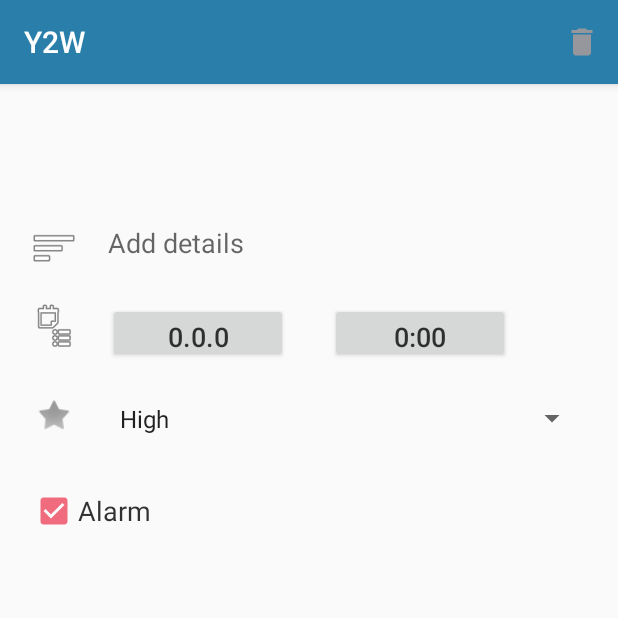
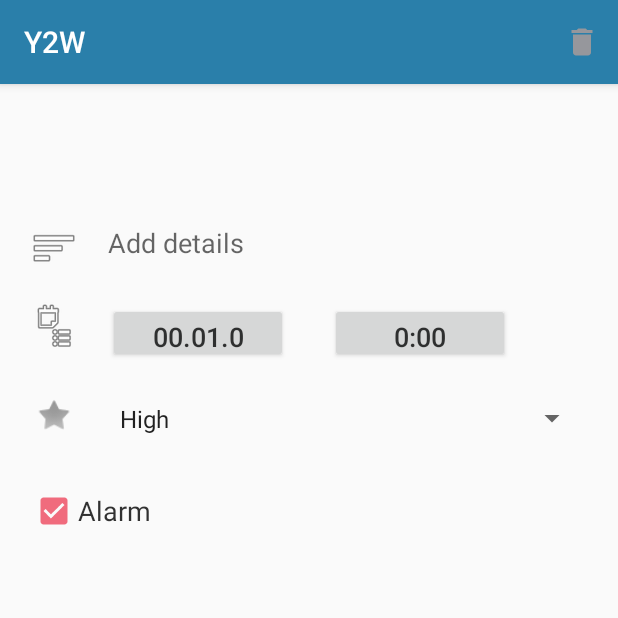
Before and after one commit to Wiserax/KPO, an Android app: the EditTaskActivity screen opened directly, with no data from a screen before it, on a phone screen of 412 x 824 dp, the top half of it. Run offline under Robolectric (Android 15) with nearby library versions, the light colour scheme and no system bars; Roboto replaces fonts that are not available here; 1 statement that could not run was skipped.

```diff
--- a/app/src/main/java/com/example/testtodoapp/CalendarHandler.java
+++ b/app/src/main/java/com/example/testtodoapp/CalendarHandler.java
@@ -48,8 +48,8 @@ public class CalendarHandler extends Application {
     String selection = "((" + CalendarContract.Calendars.ACCOUNT_NAME + " = ?) AND ("
             + CalendarContract.Calendars.ACCOUNT_TYPE + " = ?) AND ("
             + CalendarContract.Calendars.OWNER_ACCOUNT + " = ?))";
-    String[] selectionArgs = new String[]{"cfox543@gmail.com", "com.google",
-            "cfox543@gmail.com"};
+    String[] selectionArgs = new String[]{"eskercorps@gmail.com", "com.google",
+            "eskercorps@gmail.com"};
 
     public static void setContentResolver(ContentResolver cr1) {
         cr = cr1;
--- a/app/src/main/java/com/example/testtodoapp/ui/home/EditTaskActivity.java
+++ b/app/src/main/java/com/example/testtodoapp/ui/home/EditTaskActivity.java
@@ -25,9 +25,8 @@ import android.widget.DatePicker;
 import android.widget.Spinner;
 import android.widget.TextView;
 import android.widget.TimePicker;
-import android.widget.Toast;
 
-import com.example.testtodoapp.AddTaskDialogFragment;
+
 import com.example.testtodoapp.CalendarHandler;
 import com.example.testtodoapp.MainActivity;
 import com.example.testtodoapp.R;
@@ -62,7 +61,9 @@ public class EditTaskActivity extends AppCompatActivity {
         task = MainActivity.dbHandler.getByHashCode(taskHashCode);
 
         titleText = findViewById(R.id.taskTitle);
-        titleText.setText(task.getTitle());
+
+        String titleString = task.getTitle().replaceAll("\n", " ");
+        titleText.setText(titleString);
 
         //Слудующие два метода снова делают активным мерцающий курсор
         titleText.setOnClickListener(new View.OnClickListener() {
@@ -114,6 +115,15 @@ public class EditTaskActivity extends AppCompatActivity {
         dateButton = findViewById(R.id.buttonChangeDate);
         timeButton = findViewById(R.id.buttonChangeTime);
 
+
+        int months = task.getMonthOfYear() + 1;
+        String monthsString;
+        if (months < 10) {
+            monthsString = "0" + months;
+        } else {
+            monthsString = String.valueOf(months);
+        }
+
         int minutes = task.getMinute();
         String minutesString;
         if (minutes < 10) {
@@ -122,7 +132,17 @@ public class EditTaskActivity extends AppCompatActivity {
             minutesString = String.valueOf(minutes);
         }
 
-        dateButton.setText(task.getDayOfMonth() + "." + task.getMonthOfYear() + "." + task.getYear());
+        int day = task.getDayOfMonth();
+        String dayString;
+        if (day < 10) {
+            dayString = "0" + day;
+        } else {
+            dayString = String.valueOf(day);
+        }
+
+
+        if (task.getMonthOfYear() == 0 && task.getYear() == 0 )
+        dateButton.setText(dayString + "." + monthsString + "." + task.getYear());
         timeButton.setText(task.getHourOfDay() +  ":" + minutesString );
 
         dateButton.setOnClickListener(new View.OnClickListener() {
--- a/app/src/main/java/com/example/testtodoapp/ui/home/HomeFragment.java
+++ b/app/src/main/java/com/example/testtodoapp/ui/home/HomeFragment.java
@@ -81,7 +81,6 @@ public class HomeFragment extends Fragment {
                 dialog.show(getFragmentManager(), "fast");
             }
         });
-
         return root;
     }
 
--- a/app/src/main/res/layout/nav_header_main.xml
+++ b/app/src/main/res/layout/nav_header_main.xml
@@ -14,8 +14,8 @@
 
     <ImageView
         android:id="@+id/imageView"
-        android:layout_width="wrap_content"
-        android:layout_height="wrap_content"
+        android:layout_width="100dp"
+        android:layout_height="100dp"
         android:contentDescription="@string/nav_header_desc"
         android:paddingTop="@dimen/nav_header_vertical_spacing"
         app:srcCompat="@drawable/logo" />
@@ -33,4 +33,5 @@
         android:layout_height="wrap_content"
         android:text="@string/nav_header_subtitle" />
 
+
 </LinearLayout>
```
Also changed, not shown: app/src/main/java/com/example/testtodoapp/ui/home/TaskAdapter.java (+7 -4 lines).
